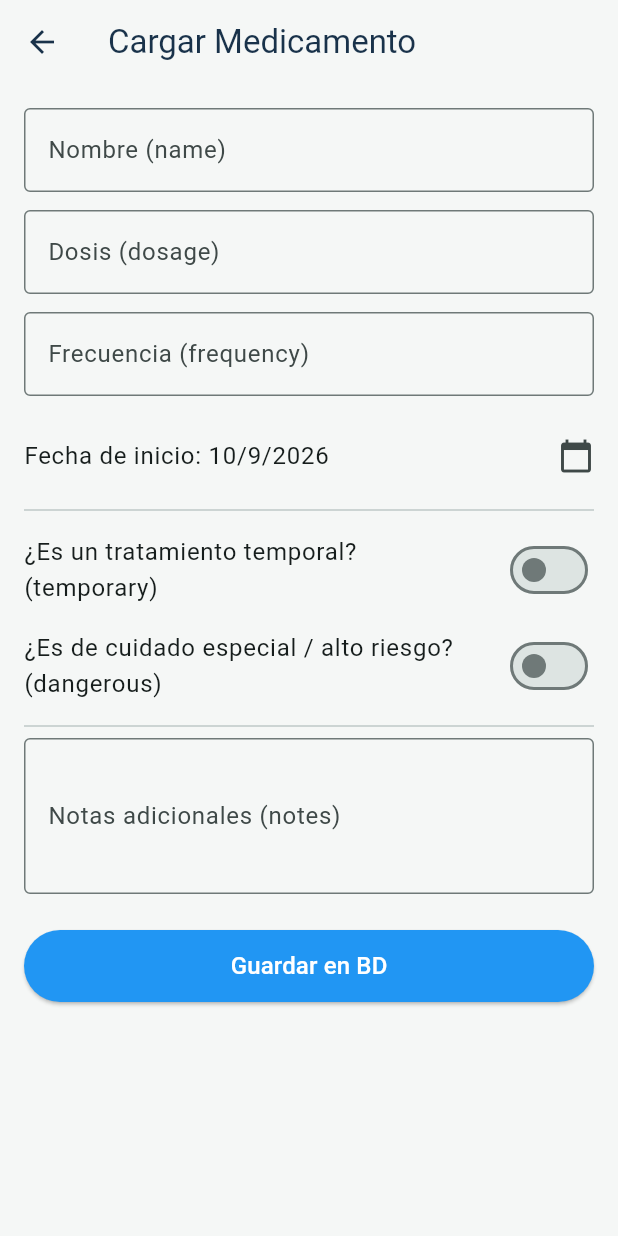
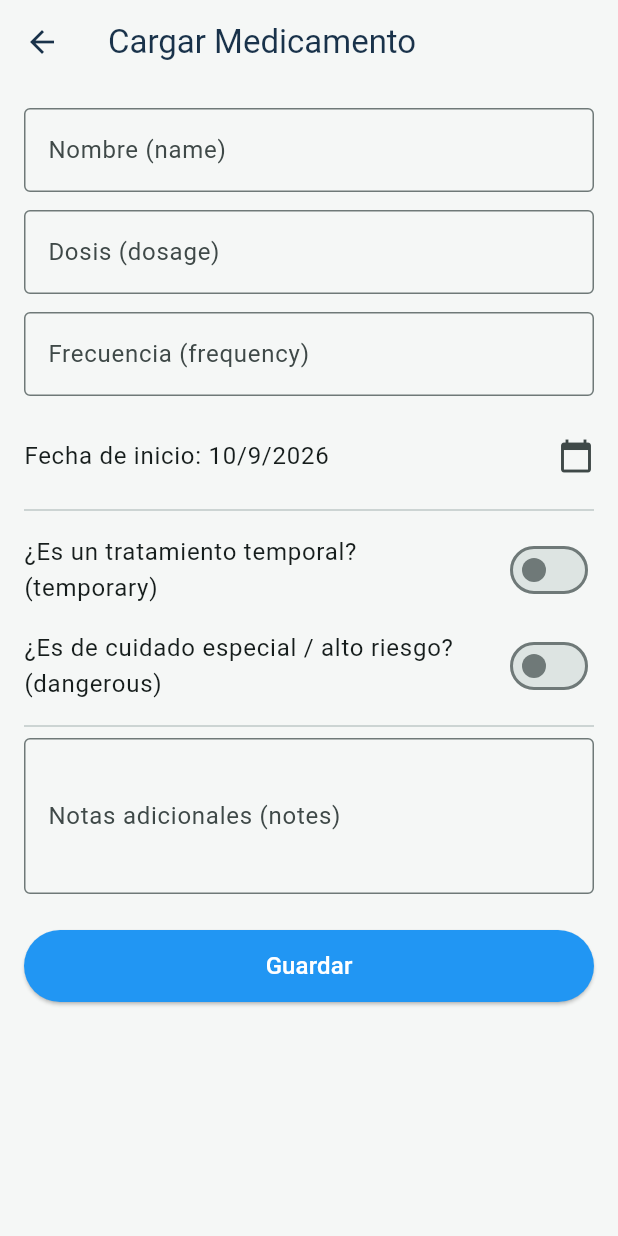
Before and after one commit to PraProg777/MedicineAlert, a Flutter app: the AddMedicineScreen screen opened directly, on a phone screen of 412 x 824 dp. Run offline on Flutter 3.47's test engine with Material 3 defaults, Android fonts, the phone set to English and light mode, and no system bars; our stand-ins replace sqflite; accounts and stored records are empty.

Commit message:
Se imprime la base de datos en terminal, hasta ahora no se logro. Ademas en el archivo add_medicine_screen.dart se cambio Guardar en bd a Guardar.

```diff
--- a/lib/repositories/mock_medicine_repository.dart
+++ b/lib/repositories/mock_medicine_repository.dart
@@ -68,7 +68,7 @@ class MockMedicamentosRepository implements MedicineRepository {
         print(' ID:        ${m.id}');
         print(' Nombre:    ${m.name}');
         print(' Dosis:     ${m.dosage}');
-        print(' Frecuencia:${m.frecuancy}');
+        print(' Frecuencia:${m.frequency}');
         print(' Creado:    ${m.time.toIso8601String()}');
         print(' Inicio:    ${m.startDate.day}/${m.startDate.month}/${m.startDate.year}');
         print(' Temporal:  ${m.temporary ? "SÍ (Periodo: ${m.period})" : "NO"}');
--- a/lib/screens/add_medicine_screen.dart
+++ b/lib/screens/add_medicine_screen.dart
@@ -149,7 +149,7 @@ class _AddMedicineScreenState extends State<AddMedicineScreen> {
                     : ElevatedButton(
                         style: ElevatedButton.styleFrom(backgroundColor: Colors.blue, foregroundColor: Colors.white),
                         onPressed: _guardar,
-                        child: const Text('Guardar en BD', style: TextStyle(fontSize: 16)),
+                        child: const Text('Guardar', style: TextStyle(fontSize: 16)),
                       ),
               ),
             ],
```
